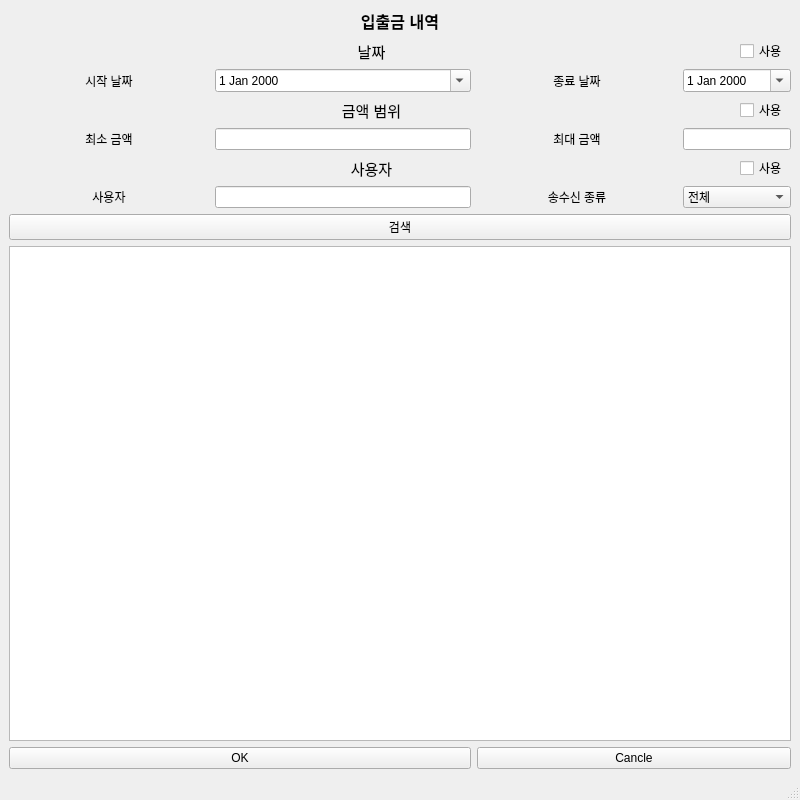
Old version of the form form/adminhistorywindow.ui in the repository hyeon-h/QBanker-System.
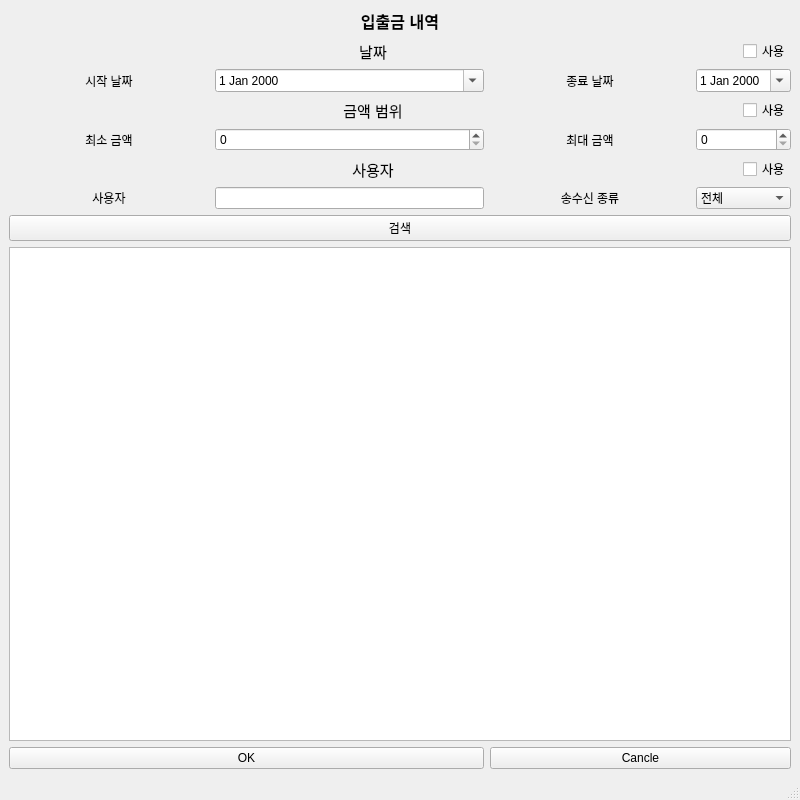
New version of the form.

Patch:
```diff
--- a/form/adminhistorywindow.ui
+++ b/form/adminhistorywindow.ui
@@ -110,9 +110,6 @@
       <item row="9" column="2">
        <widget class="QLineEdit" name="lineEdit"/>
       </item>
-      <item row="7" column="2">
-       <widget class="QLineEdit" name="lineEdit_3"/>
-      </item>
       <item row="7" column="0" colspan="2">
        <widget class="QLabel" name="label_7">
         <property name="text">
@@ -169,9 +166,6 @@
         </property>
        </widget>
       </item>
-      <item row="7" column="4" colspan="2">
-       <widget class="QLineEdit" name="lineEdit_4"/>
-      </item>
       <item row="3" column="4" colspan="2">
        <widget class="QDateEdit" name="dateEdit_2">
         <property name="calendarPopup">
@@ -243,6 +237,12 @@
         </property>
        </widget>
       </item>
+      <item row="7" column="2">
+       <widget class="QSpinBox" name="spinBox"/>
+      </item>
+      <item row="7" column="4" colspan="2">
+       <widget class="QSpinBox" name="spinBox_2"/>
+      </item>
      </layout>
     </item>
    </layout>
```
